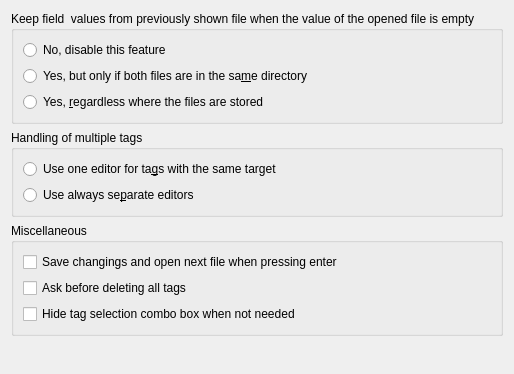
Old version of the form gui/editorgeneraloptionpage.ui in the repository Martchus/tageditor.
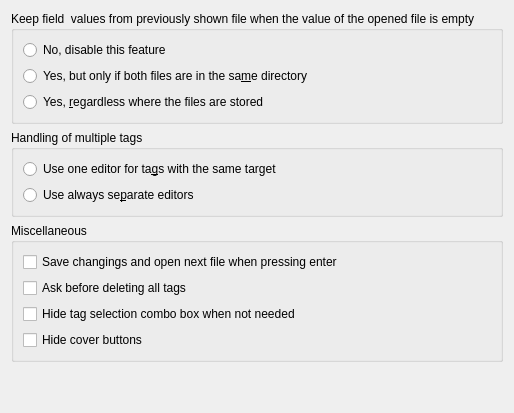
New version of the form.

Commit message:
Fix minor bugs in HTML info and cover selection
Additionally, the buttons of the cover selections
can now be hidden.

Patch:
```diff
--- a/gui/editorgeneraloptionpage.ui
+++ b/gui/editorgeneraloptionpage.ui
@@ -2,14 +2,6 @@
 <ui version="4.0">
  <class>QtGui::EditorGeneralOptionPage</class>
  <widget class="QWidget" name="QtGui::EditorGeneralOptionPage">
-  <property name="geometry">
-   <rect>
-    <x>0</x>
-    <y>0</y>
-    <width>468</width>
-    <height>374</height>
-   </rect>
-  </property>
   <property name="windowTitle">
    <string>General</string>
   </property>
@@ -106,6 +98,13 @@
         </property>
        </widget>
       </item>
+      <item>
+       <widget class="QCheckBox" name="hideCoverButtonsCheckBox">
+        <property name="text">
+         <string>Hide cover buttons</string>
+        </property>
+       </widget>
+      </item>
      </layout>
     </widget>
    </item>
```
The commit also changes 16 other files.
